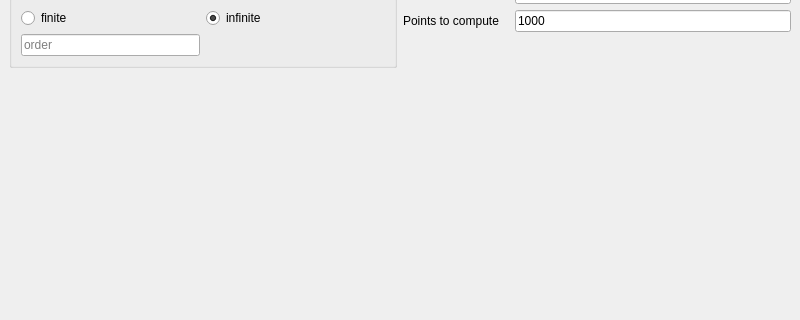
The window that explorer/explorer.ui (aelzenaar/riley) describes before a commit, drawn with Qt 5; both pictures show x 0 to 800 and y 144 to 464 of the 800 by 600 pixel window.
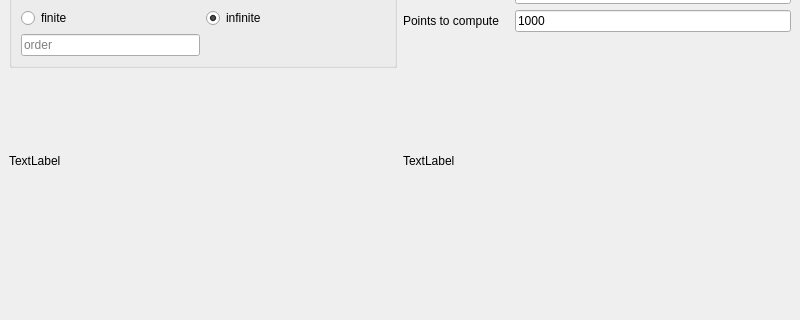
The same window after the commit. Custom widgets are drawn as their Qt base class.

Commit message: Explorer: Riley slice now draws in gui

```diff
--- a/explorer/explorer.ui
+++ b/explorer/explorer.ui
@@ -15,9 +15,6 @@
   </property>
   <widget class="QWidget" name="centralwidget">
    <layout class="QGridLayout" name="gridLayout_2">
-    <item row="1" column="0">
-     <widget class="QWidget" name="sliceView" native="true"/>
-    </item>
     <item row="0" column="0">
      <layout class="QVBoxLayout" name="verticalLayout_2">
       <item>
@@ -178,9 +175,6 @@
       </item>
      </layout>
     </item>
-    <item row="1" column="2">
-     <widget class="QWidget" name="limitView" native="true"/>
-    </item>
     <item row="2" column="0">
      <layout class="QHBoxLayout" name="horizontalLayout_2">
       <item>
@@ -206,6 +200,29 @@
       </item>
      </layout>
     </item>
+    <item row="1" column="0">
+     <widget class="CoordinateSystem" name="sliceView">
+      <property name="autoFillBackground">
+       <bool>true</bool>
+      </property>
+      <property name="frameShape">
+       <enum>QFrame::NoFrame</enum>
+      </property>
+      <property name="text">
+       <string>TextLabel</string>
+      </property>
+     </widget>
+    </item>
+    <item row="1" column="2">
+     <widget class="CoordinateSystem" name="limitView">
+      <property name="autoFillBackground">
+       <bool>true</bool>
+      </property>
+      <property name="text">
+       <string>TextLabel</string>
+      </property>
+     </widget>
+    </item>
    </layout>
   </widget>
   <widget class="QMenuBar" name="menubar">
@@ -242,6 +259,13 @@
    </property>
   </action>
  </widget>
+ <customwidgets>
+  <customwidget>
+   <class>CoordinateSystem</class>
+   <extends>QLabel</extends>
+   <header>CoordinateSystem</header>
+  </customwidget>
+ </customwidgets>
  <resources/>
  <connections>
   <connection>
```
Left out of the diff: 2 changed lines with no effect on the pictures. The commit also changes 3 other files.
